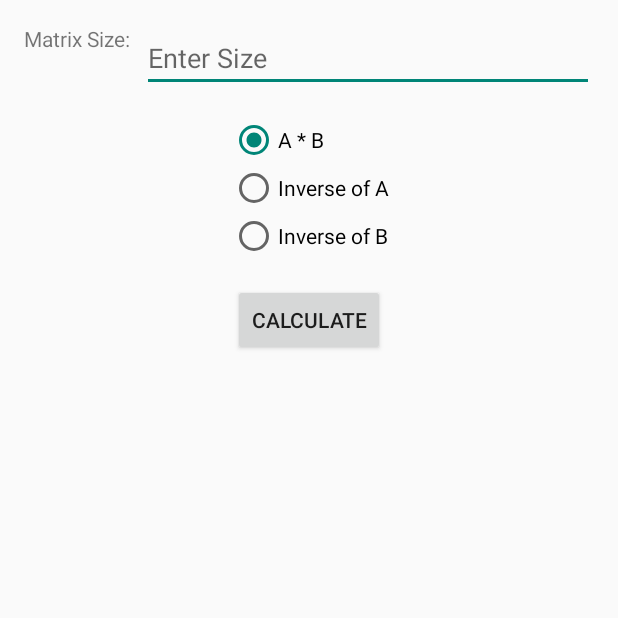
After one commit to AhmadKais/Scientefic_cal, an Android app: the MatrixActivity screen opened directly, with no data from a screen before it, on a phone screen of 412 x 824 dp, the top half of it. The commit adds this screen. Run offline under Robolectric (Android 15) with nearby library versions, the phone set to English and light mode, and no system bars.

Commit message:
simple calc + merged the previous matrix limit and derivative and integrals , tested on some examples only

```diff
--- /dev/null
+++ b/app/src/main/java/com/example/myapplication/MatrixActivity.java
@@ -0,0 +1,61 @@
+package com.example.myapplication;
+
+import android.os.Bundle;
+import android.view.View;
+import android.widget.EditText;
+import android.widget.TextView;
+
+import androidx.appcompat.app.AppCompatActivity;
+
+public class MatrixActivity extends AppCompatActivity {
+
+    private EditText matrixSizeInput;
+    private TextView resultText;
+
+    @Override
+    protected void onCreate(Bundle savedInstanceState) {
+        super.onCreate(savedInstanceState);
+        setContentView(R.layout.activity_matrix);
+
+        matrixSizeInput = findViewById(R.id.matrixSizeInput);
+        resultText = findViewById(R.id.resultText);
+    }
+
+    public void calculateMatrixOperation(View view) {
+        // Get the matrix size from the input
+        int size = Integer.parseInt(matrixSizeInput.getText().toString());
+
+        // Create your matrix using user input or generate it
+
+        try {
+            // Perform matrix operations based on user's choice
+            float[][] originalMatrix = new float[size][size];  // Set this matrix
+            float[][] invertedMatrix = invertMatrix(originalMatrix);
+
+            // Update the resultText with the inverted matrix
+            resultText.setText("Inverted Matrix:\n" + matrixToString(invertedMatrix));
+        } catch (MatrixOperationFailedException e) {
+            resultText.setText("Matrix inversion failed: " + e.getMessage());
+        }
+    }
+
+    private float[][] invertMatrix(float[][] matrix) throws MatrixOperationFailedException {
+        final int size = matrix.length;
+        float[][] inverseMatrix = new float[size][size];
+        MatrixUtils.inverse(matrix, inverseMatrix); // Using the provided invert method from MatrixUtils
+
+        return inverseMatrix;
+    }
+
+
+    private String matrixToString(float[][] matrix) {
+        StringBuilder sb = new StringBuilder();
+        for (float[] row : matrix) {
+            for (float value : row) {
+                sb.append(value).append("\t");
+            }
+            sb.append("\n");
+        }
+        return sb.toString();
+    }
+}
--- /dev/null
+++ b/app/src/main/res/layout/activity_matrix.xml
@@ -0,0 +1,85 @@
+<?xml version="1.0" encoding="utf-8"?>
+<androidx.constraintlayout.widget.ConstraintLayout xmlns:android="http://schemas.android.com/apk/res/android"
+    xmlns:app="http://schemas.android.com/apk/res-auto"
+    xmlns:tools="http://schemas.android.com/tools"
+    android:layout_width="match_parent"
+    android:layout_height="match_parent"
+    tools:context=".MatrixActivity">
+
+    <TextView
+        android:id="@+id/matrixSizeLabel"
+        android:layout_width="wrap_content"
+        android:layout_height="wrap_content"
+        android:text="Matrix Size:"
+        app:layout_constraintTop_toTopOf="parent"
+        app:layout_constraintStart_toStartOf="parent"
+        android:layout_marginTop="16dp"
+        android:layout_marginStart="16dp" />
+
+    <EditText
+        android:id="@+id/matrixSizeInput"
+        android:layout_width="0dp"
+        android:layout_height="wrap_content"
+        android:hint="Enter Size"
+        android:inputType="number"
+        app:layout_constraintTop_toTopOf="@id/matrixSizeLabel"
+        app:layout_constraintStart_toEndOf="@id/matrixSizeLabel"
+        app:layout_constraintEnd_toEndOf="parent"
+        android:layout_marginStart="8dp"
+        android:layout_marginEnd="16dp" />
+
+    <!-- Dynamically created matrix entry fields will be added here -->
+
+    <RadioGroup
+        android:id="@+id/operationGroup"
+        android:layout_width="wrap_content"
+        android:layout_height="wrap_content"
+        app:layout_constraintTop_toBottomOf="@id/matrixSizeInput"
+        app:layout_constraintStart_toStartOf="parent"
+        app:layout_constraintEnd_toEndOf="parent"
+        android:layout_marginTop="16dp">
+
+        <RadioButton
+            android:id="@+id/radioMultiply"
+            android:layout_width="wrap_content"
+            android:layout_height="wrap_content"
+            android:text="A * B"
+            android:checked="true" />
+
+        <RadioButton
+            android:id="@+id/radioInverseA"
+            android:layout_width="wrap_content"
+            android:layout_height="wrap_content"
+            android:text="Inverse of A" />
+
+        <RadioButton
+            android:id="@+id/radioInverseB"
+            android:layout_width="wrap_content"
+            android:layout_height="wrap_content"
+            android:text="Inverse of B" />
+
+        <!-- Add more radio buttons for other operations -->
+
+    </RadioGroup>
+
+    <Button
+        android:id="@+id/calculateButton"
+        android:layout_width="wrap_content"
+        android:layout_height="wrap_content"
+        android:text="Calculate"
+        android:layout_marginTop="16dp"
+        app:layout_constraintTop_toBottomOf="@id/operationGroup"
+        app:layout_constraintStart_toStartOf="parent"
+        app:layout_constraintEnd_toEndOf="parent" />
+
+    <TextView
+        android:id="@+id/resultText"
+        android:layout_width="73dp"
+        android:layout_height="82dp"
+        android:layout_marginTop="16dp"
+        android:gravity="center"
+        app:layout_constraintEnd_toEndOf="parent"
+        app:layout_constraintStart_toStartOf="parent"
+        app:layout_constraintTop_toBottomOf="@id/calculateButton" />
+
+</androidx.constraintlayout.widget.ConstraintLayout>
--- a/settings.gradle
+++ b/settings.gradle
@@ -10,6 +10,7 @@ dependencyResolutionManagement {
     repositories {
         google()
         mavenCentral()
+        maven { url 'https://jitpack.io' }
     }
 }
 rootProject.name = "My Application"
```
Also changed, not shown: app/build.gradle (+8 -0 lines), app/src/main/AndroidManifest.xml (+10 -0 lines), app/src/main/java/com/example/myapplication/DerivativeActivity.java (added, +100 -0 lines), app/src/main/java/com/example/myapplication/IntegralActivity.java (added, +96 -0 lines), app/src/main/java/com/example/myapplication/LimitActivity.java (+66 -8 lines), app/src/main/java/com/example/myapplication/MatrixOperationFailedException.java (added, +8 -0 lines), app/src/main/java/com/example/myapplication/MatrixUtils.java (added, +79 -0 lines), app/src/main/java/com/example/myapplication/OpeningActivity.java (+15 -0 lines), app/src/main/res/layout/activity_derivative.xml (added, +47 -0 lines), app/src/main/res/layout/activity_integral.xml (added, +74 -0 lines), app/src/main/res/layout/activity_limit.xml (+43 -2 lines), app/src/main/res/layout/activity_opening.xml (+16 -7 lines).
